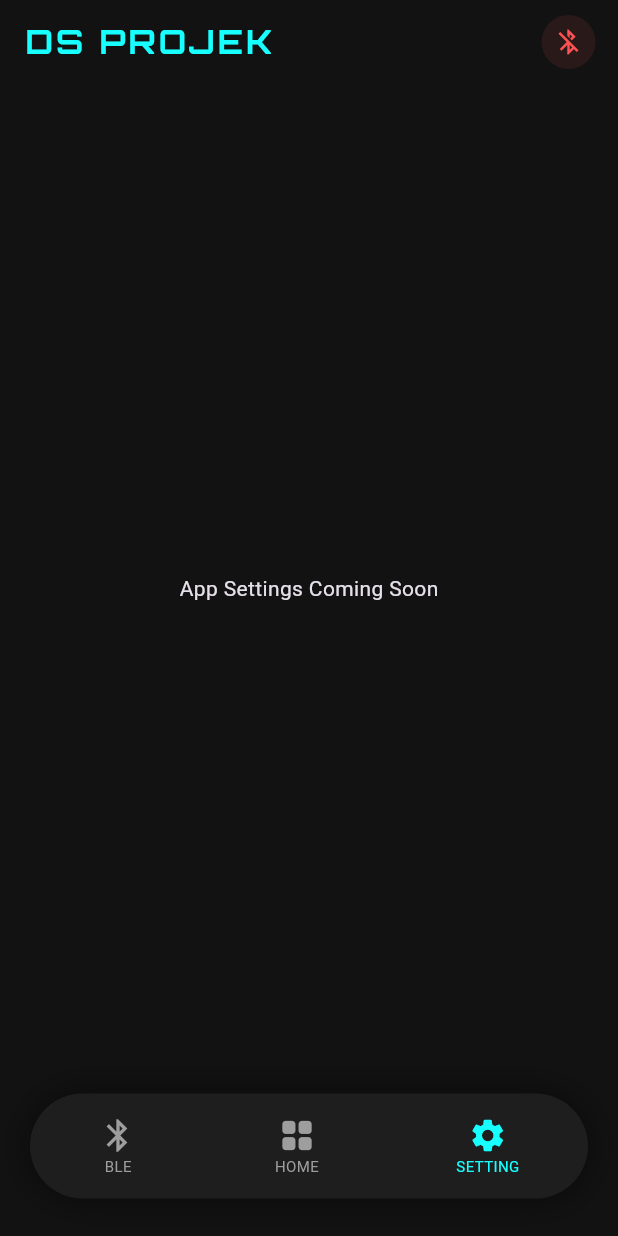
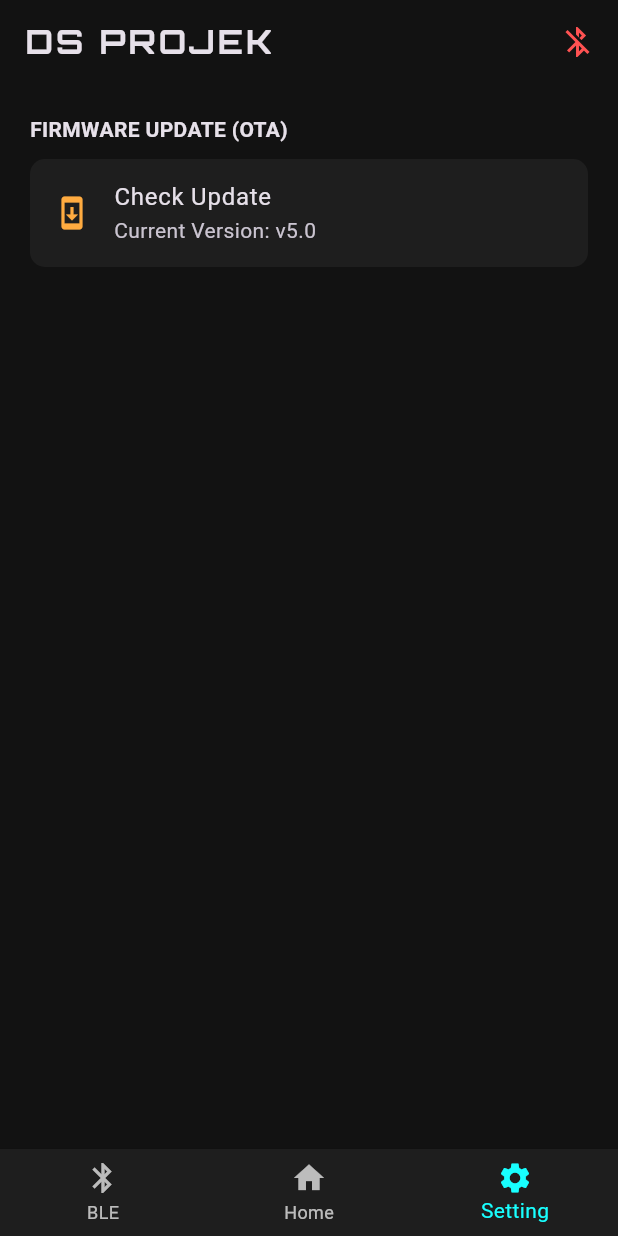
Before and after one commit to Dhans62/build-apk, a Flutter app: the screen it shows after launch, item 3 of the bottom bar chosen, on a phone screen of 412 x 824 dp. Run offline on Flutter 3.47's test engine with Material 3 defaults, Android fonts, the light colour scheme and no system bars; our stand-ins replace flutter_blue_plus, google_fonts.

Commit message:
Update main.dart

```diff
--- a/lib/main.dart
+++ b/lib/main.dart
@@ -1,4 +1,5 @@
 import 'dart:convert';
+import 'dart:async';
 import 'package:flutter/material.dart';
 import 'package:flutter_blue_plus/flutter_blue_plus.dart';
 import 'package:google_fonts/google_fonts.dart';
@@ -12,9 +13,8 @@ class DsProjekApp extends StatelessWidget {
     return MaterialApp(
       debugShowCheckedModeBanner: false,
       theme: ThemeData.dark().copyWith(
-        scaffoldBackgroundColor: const Color(0xFF121212), // Hitam Soft sesuai permintaan
+        scaffoldBackgroundColor: const Color(0xFF121212),
         primaryColor: Colors.cyanAccent,
-        colorScheme: const ColorScheme.dark(primary: Colors.cyanAccent),
       ),
       home: const MainMenu(),
     );
@@ -28,19 +28,23 @@ class MainMenu extends StatefulWidget {
 }
 
 class _MainMenuState extends State<MainMenu> {
-  int _selectedIndex = 1; // Default di Home
-  BluetoothDevice? connectedDevice;
-  bool isConnected = false;
+  int _selectedIndex = 1;
+  BluetoothDevice? _connectedDevice;
+  bool _isConnected = false;
+  StreamSubscription<BluetoothConnectionState>? _connectionSubscription;
 
-  // Struktur Fitur sesuai coretan gambar
-  final List<Map<String, dynamic>> features = [
-    {'title': 'QUICKSHIFTER', 'icon': Icons.bolt_rounded, 'active': true},
-    {'title': 'LIVE DATA', 'icon': Icons.analytics_outlined, 'active': false},
-    {'title': 'TIMING KUDA', 'icon': Icons.timer_outlined, 'active': false},
-    {'title': 'LAUNCH CONTROL', 'icon': Icons.rocket_launch_rounded, 'active': false},
-    {'title': 'LIMITER', 'icon': Icons.speed_rounded, 'active': false},
-    {'title': 'DIAGNOSTIC', 'icon': Icons.build_circle_outlined, 'active': false},
-  ];
+  // UUID dari Kode ESP32 kamu
+  final String serviceUuid = "4fafc201-1fb5-459e-8fcc-c5c9c331914b";
+
+  void _onDeviceConnected(BluetoothDevice device) {
+    _connectionSubscription?.cancel();
+    _connectionSubscription = device.connectionState.listen((state) {
+      setState(() {
+        _connectedDevice = device;
+        _isConnected = state == BluetoothConnectionState.connected;
+      });
+    });
+  }
 
   @override
   Widget build(BuildContext context) {
@@ -48,316 +52,246 @@ class _MainMenuState extends State<MainMenu> {
       appBar: AppBar(
         backgroundColor: Colors.transparent,
         elevation: 0,
-        title: Text("DS PROJEK",
-          style: GoogleFonts.orbitron(letterSpacing: 2, fontWeight: FontWeight.bold, color: Colors.cyanAccent)),
+        title: Text("DS PROJEK", style: GoogleFonts.orbitron(letterSpacing: 2, fontWeight: FontWeight.bold)),
         actions: [
-          // Status Koneksi BLE di Pojok Kanan Atas
-          Container(
-            margin: const EdgeInsets.only(right: 15),
-            padding: const EdgeInsets.all(8),
-            decoration: BoxDecoration(
-              color: isConnected ? Colors.cyanAccent.withOpacity(0.1) : Colors.redAccent.withOpacity(0.1),
-              shape: BoxShape.circle,
-            ),
-            child: Icon(
-              isConnected ? Icons.bluetooth_connected : Icons.bluetooth_disabled,
-              color: isConnected ? Colors.cyanAccent : Colors.redAccent,
-              size: 20,
-            ),
+          Padding(
+            padding: const EdgeInsets.all(15),
+            child: Icon(_isConnected ? Icons.bluetooth_connected : Icons.bluetooth_disabled,
+                color: _isConnected ? Colors.cyanAccent : Colors.redAccent),
           ),
         ],
       ),
-      body: IndexedStack(
-        index: _selectedIndex,
-        children: [
-          _buildBlePage(),      // Index 0: BLE Connection
-          _buildDashboard(),    // Index 1: Home
-          _buildSettingsPage(), // Index 2: Settings
-        ],
-      ),
+      body: _buildBody(),
       bottomNavigationBar: _buildBottomNav(),
     );
   }
 
-  // HALAMAN UTAMA (DASHBOARD 2 KOLOM)
+  Widget _buildBody() {
+    if (_selectedIndex == 0) return _buildBlePage();
+    if (_selectedIndex == 1) return _buildDashboard();
+    return _buildSettingsPage();
+  }
+
   Widget _buildDashboard() {
-    return SingleChildScrollView(
-      physics: const BouncingScrollPhysics(),
+    return Column(
+      children: [
+        // Indikator Status Koneksi
+        Container(
+          width: double.infinity,
+          margin: const EdgeInsets.symmetric(horizontal: 20, vertical: 10),
+          padding: const EdgeInsets.all(12),
+          decoration: BoxDecoration(
+            color: _isConnected ? Colors.cyanAccent.withOpacity(0.1) : Colors.white10,
+            borderRadius: BorderRadius.circular(10),
+          ),
+          child: Text(
+            _isConnected
+              ? "Terhubung ke: ${_connectedDevice?.platformName ?? _connectedDevice?.remoteId}"
+              : "Status: Disconnected",
+            textAlign: TextAlign.center,
+            style: TextStyle(color: _isConnected ? Colors.cyanAccent : Colors.grey, fontSize: 12),
+          ),
+        ),
+        Expanded(
+          child: GridView.count(
+            crossAxisCount: 2,
+            padding: const EdgeInsets.all(20),
+            mainAxisSpacing: 15,
+            crossAxisSpacing: 15,
+            children: [
+              _menuItem("QUICKSHIFTER", Icons.bolt, true),
+              _menuItem("LIVE DATA", Icons.analytics, false),
+              _menuItem("TIMING KUDA", Icons.timer, false),
+              _menuItem("LIMITER", Icons.speed, false),
+            ],
+          ),
+        ),
+      ],
+    );
+  }
+
+  Widget _menuItem(String title, IconData icon, bool active) {
+    return GestureDetector(
+      onTap: () {
+        if (active) {
+          Navigator.push(context, MaterialPageRoute(builder: (context) => QsDetailScreen(device: _connectedDevice)));
+        }
+      },
+      child: Container(
+        decoration: BoxDecoration(
+          color: const Color(0xFF1E1E1E),
+          borderRadius: BorderRadius.circular(20),
+          border: Border.all(color: active ? Colors.cyanAccent.withOpacity(0.3) : Colors.transparent),
+        ),
+        child: Column(
+          mainAxisAlignment: MainAxisAlignment.center,
+          children: [
+            Icon(icon, size: 40, color: active ? Colors.cyanAccent : Colors.grey),
+            const SizedBox(height: 10),
+            Text(title, style: TextStyle(fontSize: 12, color: active ? Colors.white : Colors.grey)),
+          ],
+        ),
+      ),
+    );
+  }
+
+  Widget _buildBlePage() {
+    return Column(
+      children: [
+        const SizedBox(height: 20),
+        ElevatedButton(
+          onPressed: () => FlutterBluePlus.startScan(timeout: const Duration(seconds: 4)),
+          child: const Text("Manual Scan"),
+        ),
+        Expanded(
+          child: StreamBuilder<List<ScanResult>>(
+            stream: FlutterBluePlus.scanResults,
+            builder: (c, snapshot) => ListView(
+              children: (snapshot.data ?? []).map((r) => ListTile(
+                title: Text(r.device.platformName.isEmpty ? "Unknown ECU" : r.device.platformName),
+                subtitle: Text(r.device.remoteId.toString()),
+                onTap: () async {
+                  await r.device.connect();
+                  _onDeviceConnected(r.device);
+                  setState(() => _selectedIndex = 1);
+                },
+              )).toList(),
+            ),
+          ),
+        ),
+      ],
+    );
+  }
+
+  Widget _buildSettingsPage() {
+    return ListView(
       padding: const EdgeInsets.all(20),
-      child: Column(
-        crossAxisAlignment: CrossAxisAlignment.start,
+      children: [
+        const Text("FIRMWARE UPDATE (OTA)", style: TextStyle(fontWeight: FontWeight.bold)),
+        const SizedBox(height: 10),
+        ListTile(
+          tileColor: const Color(0xFF1E1E1E),
+          shape: RoundedRectangleBorder(borderRadius: BorderRadius.circular(10)),
+          leading: const Icon(Icons.system_update, color: Colors.orangeAccent),
+          title: const Text("Check Update"),
+          subtitle: const Text("Current Version: v5.0"),
+          onTap: () {
+            // Logika OTA akan diimplementasikan di sini
+            ScaffoldMessenger.of(context).showSnackBar(const SnackBar(content: Text("OTA Feature Coming Soon")));
+          },
+        ),
+      ],
+    );
+  }
+
+  Widget _buildBottomNav() {
+    return BottomNavigationBar(
+      currentIndex: _selectedIndex,
+      onTap: (i) => setState(() => _selectedIndex = i),
+      backgroundColor: const Color(0xFF1E1E1E),
+      selectedItemColor: Colors.cyanAccent,
+      items: const [
+        BottomNavigationBarItem(icon: Icon(Icons.bluetooth), label: "BLE"),
+        BottomNavigationBarItem(icon: Icon(Icons.home), label: "Home"),
+        BottomNavigationBarItem(icon: Icon(Icons.settings), label: "Setting"),
+      ],
+    );
+  }
+}
+
+// --- HALAMAN DETAIL QUICKSHIFTER ---
+class QsDetailScreen extends StatefulWidget {
+  final BluetoothDevice? device;
+  const QsDetailScreen({super.key, this.device});
+  @override
+  State<QsDetailScreen> createState() => _QsDetailScreenState();
+}
+
+class _QsDetailScreenState extends State<QsDetailScreen> {
+  double cutTime = 75;
+  double valTime = 5;
+  bool isOn = true;
+  String mode = "Standard";
+
+  final String charUuid = "beb5483e-36e1-4688-b7f5-ea07361b26a8";
+
+  void sendToEcu() async {
+    if (widget.device == null) return;
+    try {
+      List<BluetoothService> services = await widget.device!.discoverServices();
+      for (var s in services) {
+        for (var c in s.characteristics) {
+          if (c.uuid.toString() == charUuid) {
+            // Mengirim 3 parameter dengan delay agar tidak tabrakan
+            await c.write(utf8.encode("QSE${isOn ? 1 : 0}"));
+            await Future.delayed(const Duration(milliseconds: 150));
+            await c.write(utf8.encode("QSC${cutTime.toInt()}"));
+            await Future.delayed(const Duration(milliseconds: 150));
+            await c.write(utf8.encode("QSV${valTime.toInt()}"));
+
+            ScaffoldMessenger.of(context).showSnackBar(const SnackBar(content: Text("Setting Tersimpan")));
+          }
+        }
+      }
+    } catch (e) {
+      print("Error: $e");
+    }
+  }
+
+  @override
+  Widget build(BuildContext context) {
+    return Scaffold(
+      appBar: AppBar(title: const Text("QS CONFIG")),
+      body: ListView(
+        padding: const EdgeInsets.all(25),
         children: [
-          Text("TUNING MENU",
-            style: GoogleFonts.inter(color: Colors.grey, fontWeight: FontWeight.bold, letterSpacing: 1.5)),
+          SwitchListTile(
+            title: const Text("Sistem Quickshifter"),
+            value: isOn,
+            activeColor: Colors.cyanAccent,
+            onChanged: (v) => setState(() => isOn = v),
+          ),
+          const Divider(),
           const SizedBox(height: 20),
-          GridView.builder(
-            shrinkWrap: true,
-            physics: const NeverScrollableScrollPhysics(),
-            gridDelegate: const SliverGridDelegateWithFixedCrossAxisCount(
-              crossAxisCount: 2,
-              crossAxisSpacing: 15,
-              mainAxisSpacing: 15,
-              childAspectRatio: 1.0,
+          _sliderBlock("Cut-off Time (ms)", cutTime, 30, 150, (v) {
+            setState(() { mode = "Custom"; cutTime = v; });
+          }),
+          const SizedBox(height: 30),
+          _sliderBlock("Sensor Delay / Validation (ms)", valTime, 0, 50, (v) {
+            setState(() { valTime = v; });
+          }),
+          const SizedBox(height: 40),
+          ElevatedButton(
+            style: ElevatedButton.styleFrom(
+              backgroundColor: Colors.cyanAccent,
+              minimumSize: const Size(double.infinity, 55),
+              shape: RoundedRectangleBorder(borderRadius: BorderRadius.circular(10))
             ),
-            itemCount: features.length,
-            itemBuilder: (context, index) {
-              return _buildMenuCard(features[index]);
-            },
+            onPressed: sendToEcu,
+            child: const Text("SIMPAN KE ECU", style: TextStyle(color: Colors.black, fontWeight: FontWeight.bold)),
           ),
         ],
       ),
     );
   }
 
-  Widget _buildMenuCard(Map<String, dynamic> data) {
-    bool active = data['active'];
-    return GestureDetector(
-      onTap: () {
-        if (active) {
-          Navigator.push(context, MaterialPageRoute(
-            builder: (context) => QsDetailScreen(device: connectedDevice)));
-        } else {
-          ScaffoldMessenger.of(context).showSnackBar(
-            SnackBar(content: Text("${data['title']} is Coming Soon!",
-            style: const TextStyle(color: Colors.white)), backgroundColor: Colors.black87));
-        }
-      },
-      child: Container(
-        decoration: BoxDecoration(
-          color: const Color(0xFF1E1E1E), // Grey Soft
-          borderRadius: BorderRadius.circular(25),
-          border: Border.all(color: active ? Colors.cyanAccent.withOpacity(0.2) : Colors.white10),
-        ),
-        child: Column(
-          mainAxisAlignment: MainAxisAlignment.center,
+  Widget _sliderBlock(String title, double val, double min, double max, Function(double) onChanged) {
+    return Column(
+      crossAxisAlignment: CrossAxisAlignment.start,
+      children: [
+        Row(
+          mainAxisAlignment: MainAxisAlignment.spaceBetween,
           children: [
-            Icon(data['icon'], size: 45, color: active ? Colors.cyanAccent : Colors.grey.withOpacity(0.3)),
-            const SizedBox(height: 12),
-            Text(data['title'],
-              style: TextStyle(fontSize: 12, fontWeight: FontWeight.bold,
-              color: active ? Colors.white : Colors.grey)),
-            if (!active)
-              Container(
-                margin: const EdgeInsets.only(top: 5),
-                padding: const EdgeInsets.symmetric(horizontal: 8, vertical: 2),
-                decoration: BoxDecoration(color: Colors.orange.withOpacity(0.1), borderRadius: BorderRadius.circular(5)),
-                child: const Text("SOON", style: TextStyle(fontSize: 8, color: Colors.orange)),
-              ),
+            Text(title, style: const TextStyle(color: Colors.grey)),
+            Text("${val.toInt()} ms", style: const TextStyle(color: Colors.cyanAccent, fontWeight: FontWeight.bold, fontSize: 18)),
           ],
         ),
-      ),
-    );
-  }
-
-  // HALAMAN BLE (MANUAL SCAN)
-  Widget _buildBlePage() {
-    return Column(
-      children: [
-        const SizedBox(height: 20),
-        ElevatedButton.icon(
-          icon: const Icon(Icons.search),
-          label: const Text("SCAN FOR ECU"),
-          onPressed: () => FlutterBluePlus.startScan(timeout: const Duration(seconds: 5)),
-          style: ElevatedButton.styleFrom(backgroundColor: Colors.cyanAccent, foregroundColor: Colors.black),
-        ),
-        Expanded(
-          child: StreamBuilder<List<ScanResult>>(
-            stream: FlutterBluePlus.scanResults,
-            builder: (c, snapshot) {
-              final results = snapshot.data ?? [];
-              return ListView.builder(
-                itemCount: results.length,
-                itemBuilder: (context, i) {
-                  final dev = results[i].device;
-                  return ListTile(
-                    title: Text(dev.platformName.isEmpty ? "Unknown Device" : dev.platformName),
-                    subtitle: Text(dev.remoteId.toString()),
-                    trailing: TextButton(
-                      child: const Text("CONNECT"),
-                      onPressed: () async {
-                        await dev.connect();
-                        setState(() { connectedDevice = dev; isConnected = true; _selectedIndex = 1; });
-                      },
-                    ),
-                  );
-                },
-              );
-            },
-          ),
+        Slider(
+          value: val, min: min, max: max,
+          activeColor: Colors.cyanAccent,
+          onChanged: onChanged,
         ),
       ],
     );
   }
-
-  Widget _buildSettingsPage() => const Center(child: Text("App Settings Coming Soon"));
-
-  // BOTTOM NAVIGATION (STYLE CUSTOM)
-  Widget _buildBottomNav() {
-    return Container(
-      margin: const EdgeInsets.fromLTRB(20, 0, 20, 25),
-      height: 70,
-      decoration: BoxDecoration(
-        color: const Color(0xFF1E1E1E),
-        borderRadius: BorderRadius.circular(35),
-        boxShadow: [BoxShadow(color: Colors.black.withOpacity(0.5), blurRadius: 20)],
-      ),
-      child: Row(
-        mainAxisAlignment: MainAxisAlignment.spaceAround,
-        children: [
-          _navItem(Icons.bluetooth, 0, "BLE"),
-          _navItem(Icons.grid_view_rounded, 1, "HOME"),
-          _navItem(Icons.settings, 2, "SETTING"),
-        ],
-      ),
-    );
-  }
-
-  Widget _navItem(IconData icon, int index, String label) {
-    bool isSel = _selectedIndex == index;
-    return GestureDetector(
-      onTap: () => setState(() => _selectedIndex = index),
-      child: Column(
-        mainAxisAlignment: MainAxisAlignment.center,
-        children: [
-          Icon(icon, color: isSel ? Colors.cyanAccent : Colors.grey, size: 26),
-          Text(label, style: TextStyle(color: isSel ? Colors.cyanAccent : Colors.grey, fontSize: 10)),
-        ],
-      ),
-    );
-  }
 }
-
-// ==========================================
-// HALAMAN DETAIL QUICKSHIFTER
-// ==========================================
-class QsDetailScreen extends StatefulWidget {
-  final BluetoothDevice? device;
-  const QsDetailScreen({super.key, this.device});
-
-  @override
-  State<QsDetailScreen> createState() => _QsDetailScreenState();
-}
-
-class _QsDetailScreenState extends State<QsDetailScreen> {
-  double cutOffValue = 75;
-  String mode = "Standard";
-  bool isOn = true;
-
-  // FUNGSI SINKRONISASI DATA KE ESP32 (SESUAI LOGIKA PARSING KAMU)
-  void sendConfigToEcu() async {
-    if (widget.device == null) {
-      ScaffoldMessenger.of(context).showSnackBar(const SnackBar(content: Text("ECU Not Connected!")));
-      return;
-    }
-
-    try {
-      List<BluetoothService> services = await widget.device!.discoverServices();
-      for (var service in services) {
-        // UUID Service ESP32 kamu
-        if (service.uuid.toString() == "4fafc201-1fb5-459e-8fcc-c5c9c331914b") {
-          for (var char in service.characteristics) {
-            // UUID Characteristic ESP32 kamu
-            if (char.uuid.toString() == "beb5483e-36e1-4688-b7f5-ea07361b26a8") {
-
-              // 1. Kirim Status Power (QSE1 / QSE0)
-              await char.write(utf8.encode("QSE${isOn ? 1 : 0}"));
-              await Future.delayed(const Duration(milliseconds: 150));
-
-              // 2. Kirim Nilai Cut Time (QSC75 / QSC40)
-              await char.write(utf8.encode("QSC${cutOffValue.toInt()}"));
-
-              ScaffoldMessenger.of(context).showSnackBar(
-                const SnackBar(content: Text("Successfully Saved to ECU!"), backgroundColor: Colors.cyan),
-              );
-            }
-          }
-        }
-      }
-    } catch (e) {
-      ScaffoldMessenger.of(context).showSnackBar(SnackBar(content: Text("Error: $e")));
-    }
-  }
-
-  @override
-  Widget build(BuildContext context) {
-    return Scaffold(
-      appBar: AppBar(title: const Text("QS CONFIGURATION"), backgroundColor: Colors.transparent),
-      body: Padding(
-        padding: const EdgeInsets.symmetric(horizontal: 30, vertical: 20),
-        child: Column(
-          children: [
-            // ON OFF SWITCH
-            Container(
-              padding: const EdgeInsets.all(15),
-              decoration: BoxDecoration(color: Colors.white.withOpacity(0.05), borderRadius: BorderRadius.circular(20)),
-              child: Row(
-                mainAxisAlignment: MainAxisAlignment.spaceBetween,
-                children: [
-                  const Text("Quickshifter System", style: TextStyle(fontSize: 16, fontWeight: FontWeight.bold)),
-                  Switch(
-                    value: isOn,
-                    activeColor: Colors.cyanAccent,
-                    onChanged: (v) => setState(() => isOn = v)
-                  ),
-                ],
-              ),
-            ),
-            const SizedBox(height: 30),
-
-            // MODE SELECTOR
-            Row(
-              mainAxisAlignment: MainAxisAlignment.spaceAround,
-              children: ['Racing', 'Standard', 'Custom'].map((m) {
-                bool isSelected = mode == m;
-                return ChoiceChip(
-                  label: Text(m),
-                  selected: isSelected,
-                  onSelected: (s) => setState(() {
-                    mode = m;
-                    if (m == 'Racing') cutOffValue = 40;
-                    if (m == 'Standard') cutOffValue = 75;
-                  }),
-                );
-              }).toList(),
-            ),
-
-            const SizedBox(height: 60),
-
-            // DISPLAY ANGKA BULAT
-            Text("${cutOffValue.toInt()}",
-              style: GoogleFonts.orbitron(fontSize: 90, fontWeight: FontWeight.bold, color: Colors.cyanAccent)),
-            const Text("MILLISECONDS", style: TextStyle(letterSpacing: 4, color: Colors.grey)),
-
-            const SizedBox(height: 40),
-
-            // SLIDER (HANYA AKTIF JIKA CUSTOM)
-            Slider(
-              value: cutOffValue,
-              min: 30, max: 150,
-              divisions: 120,
-              activeColor: Colors.cyanAccent,
-              onChanged: mode == 'Custom' ? (v) => setState(() => cutOffValue = v) : null,
-            ),
-            Text(mode == 'Custom' ? "Slide to adjust value" : "Mode $mode is locked",
-              style: const TextStyle(fontSize: 10, color: Colors.grey)),
-
-            const Spacer(),
-
-            // TOMBOL SAVE
-            ElevatedButton(
-              style: ElevatedButton.styleFrom(
-                backgroundColor: Colors.cyanAccent,
-                minimumSize: const Size(double.infinity, 60),
-                shape: RoundedRectangleBorder(borderRadius: BorderRadius.circular(20)),
-              ),
-              onPressed: sendConfigToEcu,
-              child: const Text("SAVE TO ECU",
-                style: TextStyle(color: Colors.black, fontWeight: FontWeight.bold, fontSize: 18)),
-            ),
-            const SizedBox(height: 20),
-          ],
-        ),
-      ),
-    );
-  }
-}
```
